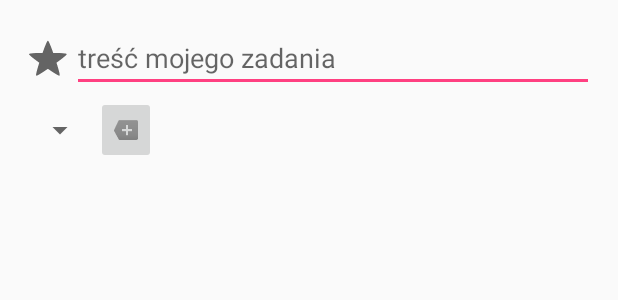
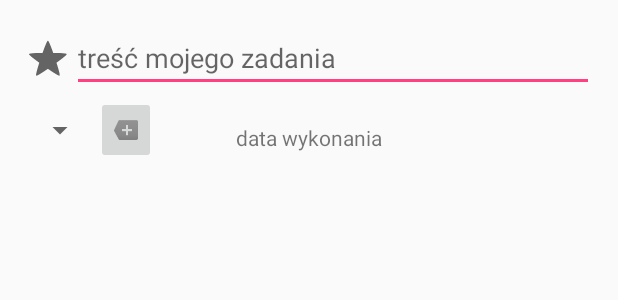
Before and after one commit to sekut1626/todo, an Android app: the layout activity_main.xml on its own in the app's theme, with its tools: preview values and no code run, on a phone screen of 412 x 824 dp. Shown: the top 300 px of the screen. Run offline under Robolectric (Android 15) with nearby library versions, the phone set to English and light mode, and no system bars.

Commit message:
działające dodawnie priorytetu do zadania oraz dodanie data picker

```diff
--- a/app/src/main/java/com/example/sebastian/mytodo/MainActivity.java
+++ b/app/src/main/java/com/example/sebastian/mytodo/MainActivity.java
@@ -153,4 +153,8 @@ public class MainActivity extends AppCompatActivity {
         }
     }
 
+    public void showDatePickerDialog(View v) {
+        DialogFragment newFragment = new DatePickerFragment();
+        newFragment.show(getSupportFragmentManager(), "datePicker");
+    }
 }
--- a/app/src/main/res/layout/activity_main.xml
+++ b/app/src/main/res/layout/activity_main.xml
@@ -54,8 +54,7 @@
             android:layout_height="wrap_content"
             android:id="@+id/spinner"
             android:layout_centerVertical="true"
-            android:layout_toRightOf="@+id/TextP"
-            android:layout_toEndOf="@+id/TextP" />
+            />
 
         <ImageButton
             android:layout_width="wrap_content"
@@ -67,6 +66,16 @@
             android:layout_toEndOf="@+id/spinner"
             android:onClick="addData"
              />
+
+        <TextView
+            android:text="data wykonania"
+            android:layout_width="wrap_content"
+            android:layout_height="wrap_content"
+            android:layout_alignParentTop="true"
+            android:layout_centerHorizontal="true"
+            android:layout_marginTop="18dp"
+            android:onClick="showDatePickerDialog"
+            android:id="@+id/textViewDate" />
 
     </RelativeLayout>
 
```
Also changed, not shown: app/src/main/java/com/example/sebastian/mytodo/DatePickerFragment.java (added, +34 -0 lines).
